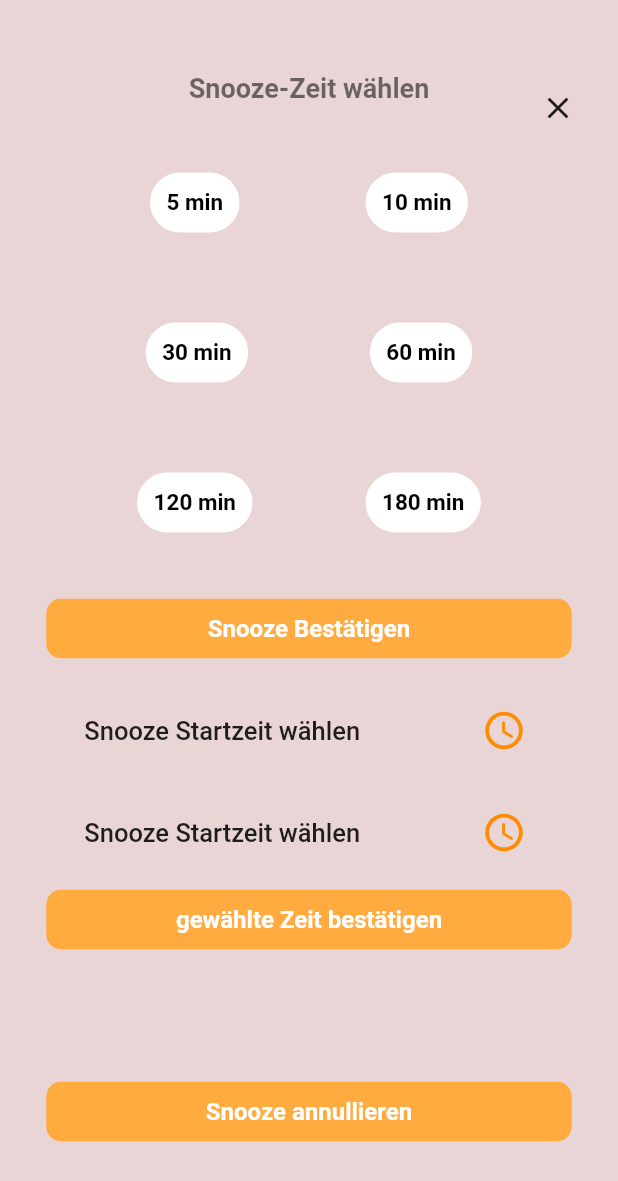
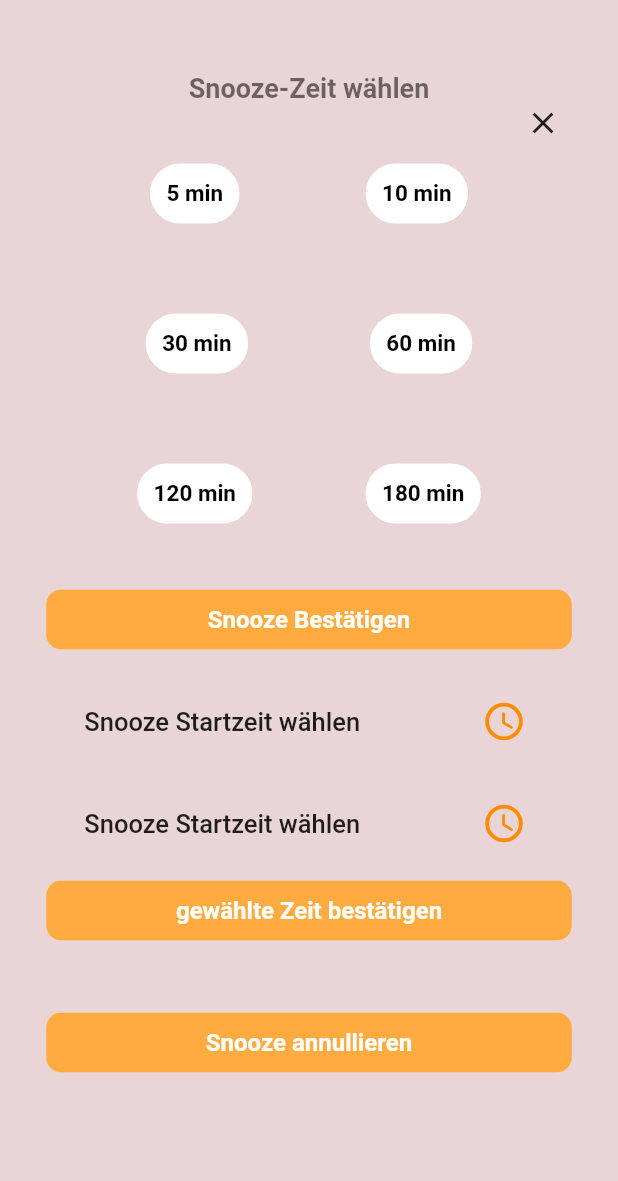
Before and after one commit to sourav-bh/carda-fit, a Flutter app: the SnoozePage screen opened by its route, on a phone screen of 412 x 824 dp. Shown: the top 1181 px of the screen. Run offline on Flutter 3.47's test engine with Material 2 defaults, Android fonts, the phone set to English and light mode, and no system bars; our stand-ins replace cached_network_image, firebase_core, firebase_messaging, flutter_local_notifications, flutter_svg, flutter_tts and 6 more; missing offline and left inert: any_link_preview, dart:ffi, excel, gradient_slide_to_act, random_avatar; accounts and stored records are empty; Roboto replaces fonts that are missing (NotoSans).

Commit message:
Fix commit problems from Justin and fix bugs

```diff
--- a/lib/view/snooze_page.dart
+++ b/lib/view/snooze_page.dart
@@ -156,7 +156,7 @@ class _SnoozePageState extends State<SnoozePage> {
 
     // Hier wird die Bestätigung angezeigt
     ScaffoldMessenger.of(context).showSnackBar(
-      SnackBar(
+      const SnackBar(
         content: Text('Snooze wurde erfolgreich aufgehoben.'),
         duration: Duration(
             seconds:
@@ -196,7 +196,7 @@ class _SnoozePageState extends State<SnoozePage> {
 
       // Zeigen Sie eine Bestätigungsnachricht an
       ScaffoldMessenger.of(context).showSnackBar(
-        SnackBar(
+        const SnackBar(
           content: Text('Snooze wurde erfolgreich gespeichert.'),
           duration: Duration(seconds: 2),
         ),
@@ -204,7 +204,7 @@ class _SnoozePageState extends State<SnoozePage> {
     } else {
       // Zeigen Sie eine Fehlermeldung an, wenn Start- oder Endzeit fehlen
       ScaffoldMessenger.of(context).showSnackBar(
-        SnackBar(
+        const SnackBar(
           content: Text('Bitte wählen Sie sowohl Start- als auch Endzeit aus.'),
           duration: Duration(seconds: 2),
         ),
@@ -239,7 +239,7 @@ class _SnoozePageState extends State<SnoozePage> {
                     ),
                   ),
                 ),
-                const SizedBox(height: 16),
+                const SizedBox(height: 10),
                 // Klickbare Snooze-Zeiten
                 for (int i = 0; i < _snoozeTimeItems.length; i += 2)
                   Row(
@@ -355,7 +355,7 @@ class _SnoozePageState extends State<SnoozePage> {
                   ),
                 ),
                 // Spacer(),
-                SizedBox(height: 20),
+                const SizedBox(height: 20),
                 Row(
                   mainAxisAlignment: MainAxisAlignment.spaceAround,
                   children: [
@@ -380,7 +380,7 @@ class _SnoozePageState extends State<SnoozePage> {
                         ))
                   ],
                 ),
-                SizedBox(height: 20),
+                const SizedBox(height: 20),
                 Row(
                   mainAxisAlignment: MainAxisAlignment.spaceAround,
                   children: [
@@ -431,9 +431,9 @@ class _SnoozePageState extends State<SnoozePage> {
                         minHeight: 40,
                       ),
                       alignment: Alignment.center,
-                      child: Text(
+                      child: const Text(
                         'gewählte Zeit bestätigen',
-                        style: const TextStyle(
+                        style: TextStyle(
                           color: Colors.white,
                           fontWeight: FontWeight.w700,
                         ),
@@ -441,8 +441,8 @@ class _SnoozePageState extends State<SnoozePage> {
                     ),
                   ),
                 ),
-                SizedBox(
-                  height: 80,
+                const SizedBox(
+                  height: 40,
                 ),
                 // "Annullieren"-Button
                 Container(
@@ -475,9 +475,9 @@ class _SnoozePageState extends State<SnoozePage> {
                           minHeight: 40,
                         ),
                         alignment: Alignment.center,
-                        child: Text(
+                        child: const Text(
                           'Snooze annullieren',
-                          style: const TextStyle(
+                          style: TextStyle(
                             color: Colors.white,
                             fontWeight: FontWeight.w700,
                           ),
@@ -486,16 +486,17 @@ class _SnoozePageState extends State<SnoozePage> {
                     ),
                   ),
                 ),
-                SizedBox(height: 10), // Platz zwischen Text und Button
+                const SizedBox(height: 10), // Platz zwischen Text und Button
               ],
             ),
             Positioned(
-              top: 0,
-              right: 0,
+              top: 10,
+              right: 10,
               child: IconButton(
-                icon: Icon(Icons.close),
+                icon: const Icon(Icons.close),
                 onPressed: () {
-                  Navigator.pushNamed(context, homeRoute);
+                  // Navigator.pushNamed(context, homeRoute);
+                  Navigator.pop(context);
                 },
               ),
             ),
--- a/lib/view/task_alert_page.dart
+++ b/lib/view/task_alert_page.dart
@@ -613,7 +613,7 @@ und Pausen zwischen Sätzen festlegt.*/
   Widget buildMainView(BuildContext context) {
     return Align(
       alignment: Alignment.topCenter, // Oben in der Mitte des Bildschirms
-      child: Column(
+      child: ListView(
         children: <Widget>[
           Visibility(
             visible: _isExerciseTask,
@@ -622,7 +622,7 @@ und Pausen zwischen Sätzen festlegt.*/
               style: Theme.of(context)
                   .textTheme
                   .caption
-                  ?.copyWith(fontSize: 36, color: Colors.brown),
+                  ?.copyWith(fontSize: 24, color: Colors.brown),
               textAlign: TextAlign.center,
             ),
           ),
```
